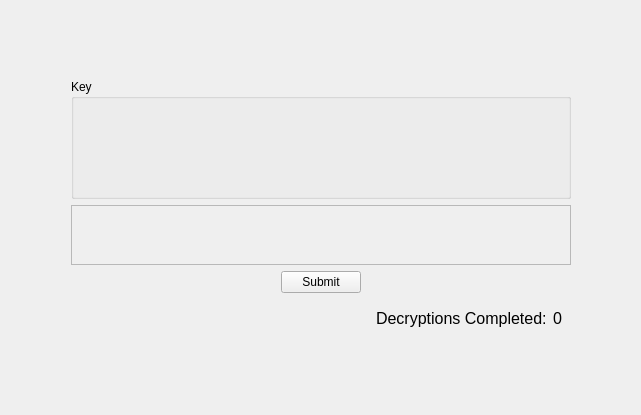
The window that MarketSimulation/decryptionwindow.ui (dwattttt/marketsim) describes before a commit, drawn with Qt 5.
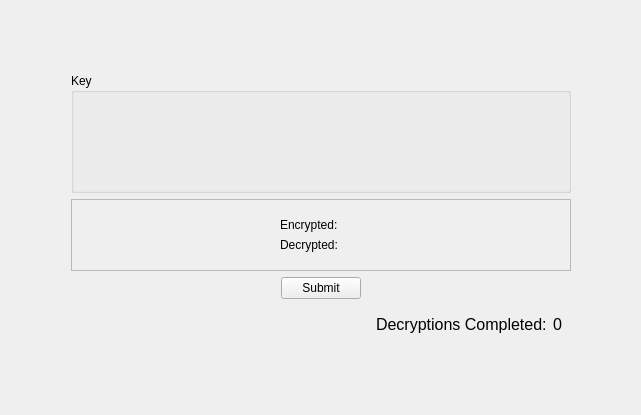
The same window after the commit.

Commit message: Completed all of the easy required changes from Digsy  * Screen 2 text  * Screen 3 text, centering  * Screen 5 text, centering  * Screen 6 text, centering  * Screen 7 text  * Screen 8 text  * Screen 9 text  * Screen 10 text  * Screen 12 text  * Initial allocation - added axis, prevent next until allocation submitted, text, centering  * Block decryption test once one round completed  * Rename total wealth to investment value  * Relocate wealth and time labels along bottom  * Add encrypted/decrypted labels to decryption widget  * Added final score screen

Patch:
```diff
--- a/MarketSimulation/decryptionwindow.ui
+++ b/MarketSimulation/decryptionwindow.ui
@@ -88,7 +88,7 @@
          </property>
          <property name="minimumSize">
           <size>
-           <width>200</width>
+           <width>500</width>
            <height>60</height>
           </size>
          </property>
@@ -102,6 +102,38 @@
           <enum>QFrame::Raised</enum>
          </property>
          <layout class="QHBoxLayout" name="horizontalLayout_2">
+          <item>
+           <widget class="QWidget" name="widget_2" native="true">
+            <property name="sizePolicy">
+             <sizepolicy hsizetype="Maximum" vsizetype="Preferred">
+              <horstretch>0</horstretch>
+              <verstretch>0</verstretch>
+             </sizepolicy>
+            </property>
+            <property name="minimumSize">
+             <size>
+              <width>100</width>
+              <height>0</height>
+             </size>
+            </property>
+            <layout class="QVBoxLayout" name="verticalLayout_2">
+             <item>
+              <widget class="QLabel" name="label_2">
+               <property name="text">
+                <string>Encrypted:</string>
+               </property>
+              </widget>
+             </item>
+             <item>
+              <widget class="QLabel" name="label_3">
+               <property name="text">
+                <string>Decrypted:</string>
+               </property>
+              </widget>
+             </item>
+            </layout>
+           </widget>
+          </item>
           <item>
            <layout class="QGridLayout" name="guessGrid">
             <property name="sizeConstraint">
```
The commit also changes 26 other files.
